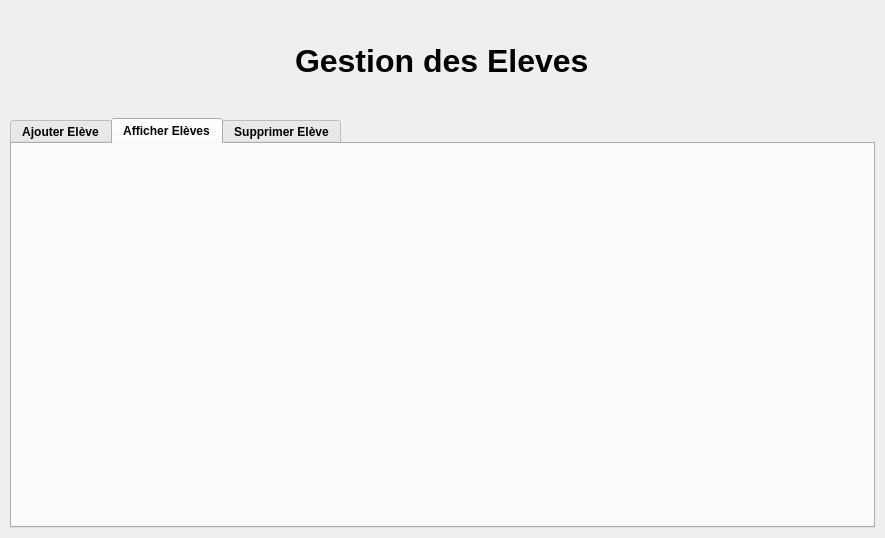
This is enseignant_ui.ui in hazemSafer/GarderieScalaireQt as Qt 5 draws it before an edit. The edited form follows.
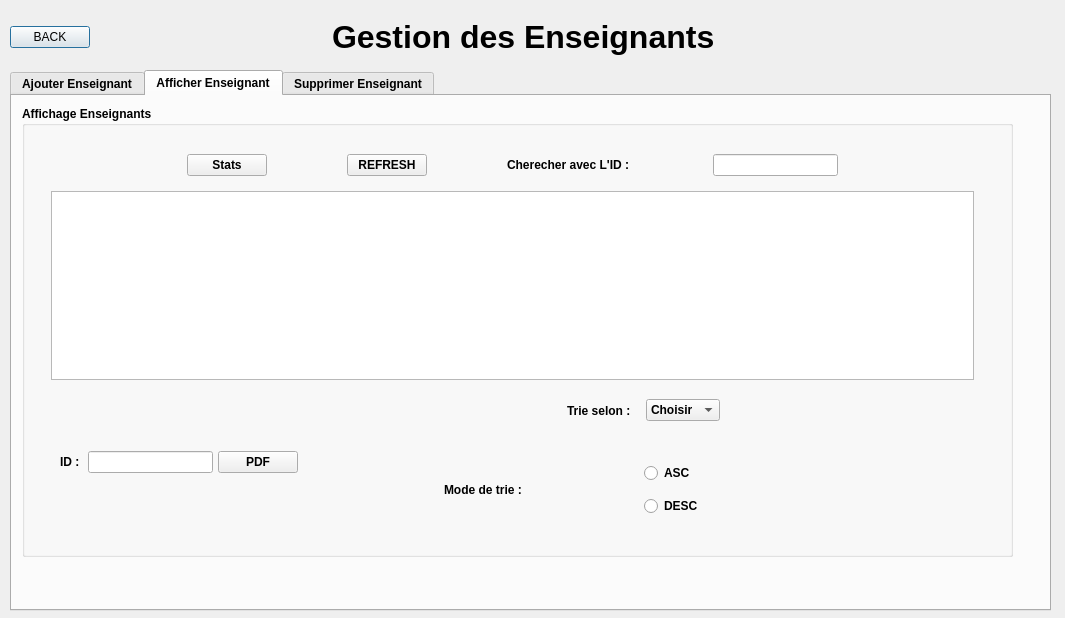
This is the edited form. The open tabs and pages were chosen to show the change.

The edit to the form file:
```diff
--- a/enseignant_ui.ui
+++ b/enseignant_ui.ui
@@ -6,8 +6,8 @@
    <rect>
     <x>0</x>
     <y>0</y>
-    <width>885</width>
-    <height>538</height>
+    <width>1065</width>
+    <height>618</height>
    </rect>
   </property>
   <property name="windowTitle">
@@ -18,38 +18,55 @@
     <rect>
      <x>10</x>
      <y>10</y>
-     <width>865</width>
-     <height>518</height>
+     <width>1041</width>
+     <height>601</height>
     </rect>
    </property>
-   <layout class="QVBoxLayout" name="verticalLayout" stretch="2,8">
+   <layout class="QVBoxLayout" name="verticalLayout" stretch="0,8">
     <property name="spacing">
      <number>6</number>
     </property>
-    <item alignment="Qt::AlignHCenter|Qt::AlignVCenter">
-     <widget class="QWidget" name="titleWidget" native="true">
-      <layout class="QVBoxLayout" name="verticalLayout_2">
-       <item>
-        <widget class="QLabel" name="label">
-         <property name="font">
-          <font>
-           <family>Yu Gothic UI</family>
-           <pointsize>24</pointsize>
-           <weight>75</weight>
-           <italic>false</italic>
-           <bold>true</bold>
-           <underline>false</underline>
-           <strikeout>false</strikeout>
-           <stylestrategy>PreferAntialias</stylestrategy>
-          </font>
-         </property>
-         <property name="text">
-          <string>Gestion des Eleves</string>
-         </property>
-        </widget>
-       </item>
-      </layout>
-     </widget>
+    <item>
+     <layout class="QHBoxLayout" name="horizontalLayout_12" stretch="0,10">
+      <property name="rightMargin">
+       <number>100</number>
+      </property>
+      <item>
+       <widget class="QPushButton" name="pushButton_back">
+        <property name="text">
+         <string>BACK</string>
+        </property>
+       </widget>
+      </item>
+      <item alignment="Qt::AlignHCenter|Qt::AlignVCenter">
+       <widget class="QWidget" name="horizontalWidget_2" native="true">
+        <layout class="QHBoxLayout" name="horizontalLayout_13">
+         <item>
+          <widget class="QLabel" name="label">
+           <property name="font">
+            <font>
+             <family>Yu Gothic UI</family>
+             <pointsize>24</pointsize>
+             <weight>75</weight>
+             <italic>false</italic>
+             <bold>true</bold>
+             <underline>false</underline>
+             <strikeout>false</strikeout>
+             <stylestrategy>PreferAntialias</stylestrategy>
+            </font>
+           </property>
+           <property name="text">
+            <string>Gestion des Enseignants</string>
+           </property>
+           <property name="margin">
+            <number>15</number>
+           </property>
+          </widget>
+         </item>
+        </layout>
+       </widget>
+      </item>
+     </layout>
     </item>
     <item>
      <widget class="QTabWidget" name="tabWidget">
@@ -67,17 +84,212 @@
         <string notr="true"/>
        </property>
        <attribute name="title">
-        <string>Ajouter Elève</string>
+        <string>Ajouter Enseignant</string>
        </attribute>
       </widget>
       <widget class="QWidget" name="tab2">
        <attribute name="title">
-        <string>Afficher Elèves</string>
+        <string>Afficher Enseignant</string>
        </attribute>
+       <widget class="QGroupBox" name="groupBox_2">
+        <property name="geometry">
+         <rect>
+          <x>10</x>
+          <y>10</y>
+          <width>991</width>
+          <height>451</height>
+         </rect>
+        </property>
+        <property name="title">
+         <string>Affichage Enseignants</string>
+        </property>
+        <widget class="QWidget" name="horizontalWidget_2" native="true">
+         <property name="geometry">
+          <rect>
+           <x>20</x>
+           <y>30</y>
+           <width>941</width>
+           <height>411</height>
+          </rect>
+         </property>
+         <layout class="QHBoxLayout" name="horizontalLayout_2" stretch="0">
+          <item>
+           <widget class="QWidget" name="verticalWidget" native="true">
+            <layout class="QVBoxLayout" name="verticalLayout_4" stretch="0,5,4">
+             <item alignment="Qt::AlignHCenter">
+              <widget class="QWidget" name="horizontalWidget_2" native="true">
+               <layout class="QHBoxLayout" name="horizontalLayout_4" stretch="0,0,0">
+                <property name="spacing">
+                 <number>80</number>
+                </property>
+                <item>
+                 <widget class="QPushButton" name="pushButton_stats">
+                  <property name="text">
+                   <string>Stats</string>
+                  </property>
+                 </widget>
+                </item>
+                <item>
+                 <widget class="QPushButton" name="pushButton_refresh">
+                  <property name="text">
+                   <string>REFRESH</string>
+                  </property>
+                 </widget>
+                </item>
+                <item>
+                 <layout class="QHBoxLayout" name="horizontalLayout_9">
+                  <item>
+                   <widget class="QLabel" name="label_2">
+                    <property name="text">
+                     <string>Cherecher avec L'ID : </string>
+                    </property>
+                   </widget>
+                  </item>
+                  <item>
+                   <widget class="QLineEdit" name="search_field"/>
+                  </item>
+                 </layout>
+                </item>
+               </layout>
+              </widget>
+             </item>
+             <item>
+              <widget class="QTableView" name="tableView"/>
+             </item>
+             <item>
+              <layout class="QHBoxLayout" name="horizontalLayout_3" stretch="0,5">
+               <item>
+                <layout class="QVBoxLayout" name="verticalLayout_6">
+                 <item>
+                  <widget class="QWidget" name="horizontalWidget_3" native="true">
+                   <layout class="QHBoxLayout" name="horizontalLayout_5" stretch="0,3,0">
+                    <property name="spacing">
+                     <number>5</number>
+                    </property>
+                    <item>
+                     <widget class="QLabel" name="label_3">
+                      <property name="text">
+                       <string>ID : </string>
+                      </property>
+                     </widget>
+                    </item>
+                    <item>
+                     <widget class="QLineEdit" name="lineEdit_pdf"/>
+                    </item>
+                    <item>
+                     <widget class="QPushButton" name="pushButton_pdf">
+                      <property name="text">
+                       <string>PDF</string>
+                      </property>
+                     </widget>
+                    </item>
+                   </layout>
+                  </widget>
+                 </item>
+                </layout>
+               </item>
+               <item>
+                <layout class="QVBoxLayout" name="verticalLayout_5" stretch="1,2">
+                 <item alignment="Qt::AlignHCenter">
+                  <widget class="QWidget" name="horizontalWidget_3" native="true">
+                   <layout class="QHBoxLayout" name="horizontalLayout_7">
+                    <property name="spacing">
+                     <number>15</number>
+                    </property>
+                    <item>
+                     <widget class="QLabel" name="label_4">
+                      <property name="text">
+                       <string>Trie selon :</string>
+                      </property>
+                     </widget>
+                    </item>
+                    <item>
+                     <widget class="QComboBox" name="comboBox">
+                      <item>
+                       <property name="text">
+                        <string>Choisir</string>
+                       </property>
+                      </item>
+                      <item>
+                       <property name="text">
+                        <string>ID</string>
+                       </property>
+                      </item>
+                      <item>
+                       <property name="text">
+                        <string>Salaire</string>
+                       </property>
+                      </item>
+                      <item>
+                       <property name="text">
+                        <string>Prenom</string>
+                       </property>
+                      </item>
+                     </widget>
+                    </item>
+                   </layout>
+                  </widget>
+                 </item>
+                 <item>
+                  <widget class="QWidget" name="horizontalWidget_2" native="true">
+                   <layout class="QHBoxLayout" name="horizontalLayout_6">
+                    <property name="spacing">
+                     <number>0</number>
+                    </property>
+                    <item alignment="Qt::AlignHCenter">
+                     <widget class="QWidget" name="horizontalWidget_2" native="true">
+                      <layout class="QHBoxLayout" name="horizontalLayout_8">
+                       <item>
+                        <widget class="QLabel" name="label_5">
+                         <property name="frameShadow">
+                          <enum>QFrame::Sunken</enum>
+                         </property>
+                         <property name="text">
+                          <string>Mode de trie :</string>
+                         </property>
+                         <property name="margin">
+                          <number>5</number>
+                         </property>
+                        </widget>
+                       </item>
+                      </layout>
+                     </widget>
+                    </item>
+                    <item>
+                     <layout class="QVBoxLayout" name="verticalLayout_8">
+                      <item>
+                       <widget class="QRadioButton" name="radioButton">
+                        <property name="text">
+                         <string>ASC</string>
+                        </property>
+                       </widget>
+                      </item>
+                      <item>
+                       <widget class="QRadioButton" name="radioButton_2">
+                        <property name="text">
+                         <string>DESC</string>
+                        </property>
+                       </widget>
+                      </item>
+                     </layout>
+                    </item>
+                   </layout>
+                  </widget>
+                 </item>
+                </layout>
+               </item>
+              </layout>
+             </item>
+            </layout>
+           </widget>
+          </item>
+         </layout>
+        </widget>
+       </widget>
       </widget>
       <widget class="QWidget" name="tab3">
        <attribute name="title">
-        <string>Supprimer Elève</string>
+        <string>Supprimer Enseignant</string>
        </attribute>
       </widget>
      </widget>
```
Left out of the diff: 197 changed lines with no effect on the pictures.
